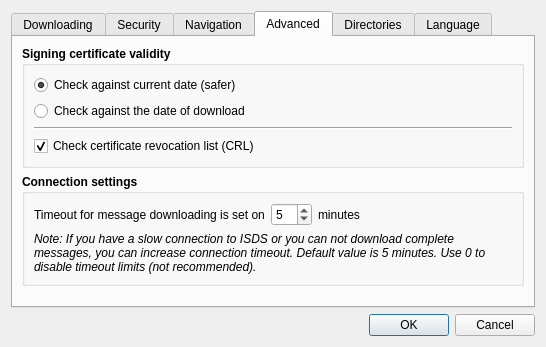
Qt form src/gui/ui/dlg_preferences.ui (psakar/datovka) before a commit.
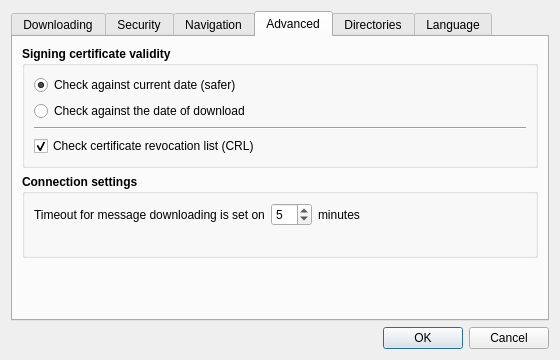
The same form after that commit. The open tabs and pages were chosen to show the change. Icons and pictures are not drawn.

What changed in the file:
```diff
--- a/src/gui/ui/dlg_preferences.ui
+++ b/src/gui/ui/dlg_preferences.ui
@@ -6,10 +6,16 @@
    <rect>
     <x>0</x>
     <y>0</y>
-    <width>546</width>
-    <height>347</height>
+    <width>560</width>
+    <height>360</height>
    </rect>
   </property>
+  <property name="minimumSize">
+   <size>
+    <width>560</width>
+    <height>360</height>
+   </size>
+  </property>
   <property name="windowTitle">
    <string>Datovka - Preferences</string>
   </property>
@@ -630,7 +636,7 @@
              </font>
             </property>
             <property name="text">
-             <string>Note: If you have a slow connection to ISDS or you can not download complete messages, you can increase connection timeout. Default value is 5 minutes. Use 0 to disable timeout limits (not recommended).</string>
+             <string notr="true"/>
             </property>
             <property name="wordWrap">
              <bool>true</bool>
```
Left out of the diff: 4 changed lines with no effect on the pictures.
